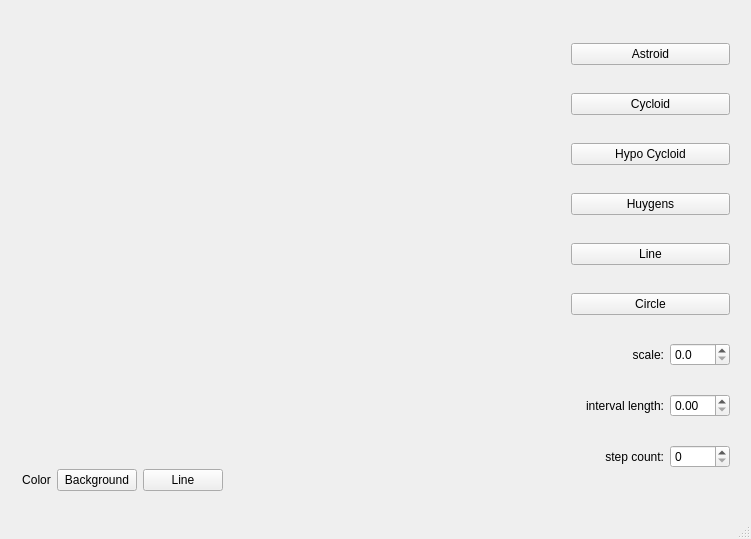
Qt form mainwindow.ui (andregri/QtCurvesCPP) before a commit.
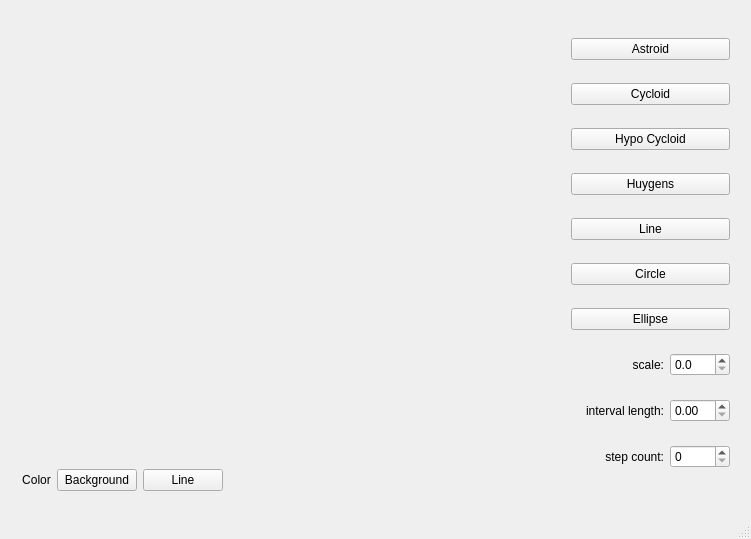
The same form after that commit. Custom widgets are drawn as their Qt base class.

Commit message: add ellipse curve

Patch:
```diff
--- a/mainwindow.ui
+++ b/mainwindow.ui
@@ -66,6 +66,13 @@
        </property>
       </widget>
      </item>
+     <item>
+      <widget class="QPushButton" name="btnEllipse">
+       <property name="text">
+        <string>Ellipse</string>
+       </property>
+      </widget>
+     </item>
      <item>
       <layout class="QHBoxLayout" name="horizontalLayout">
        <item>
```
The commit also changes 4 other files.
